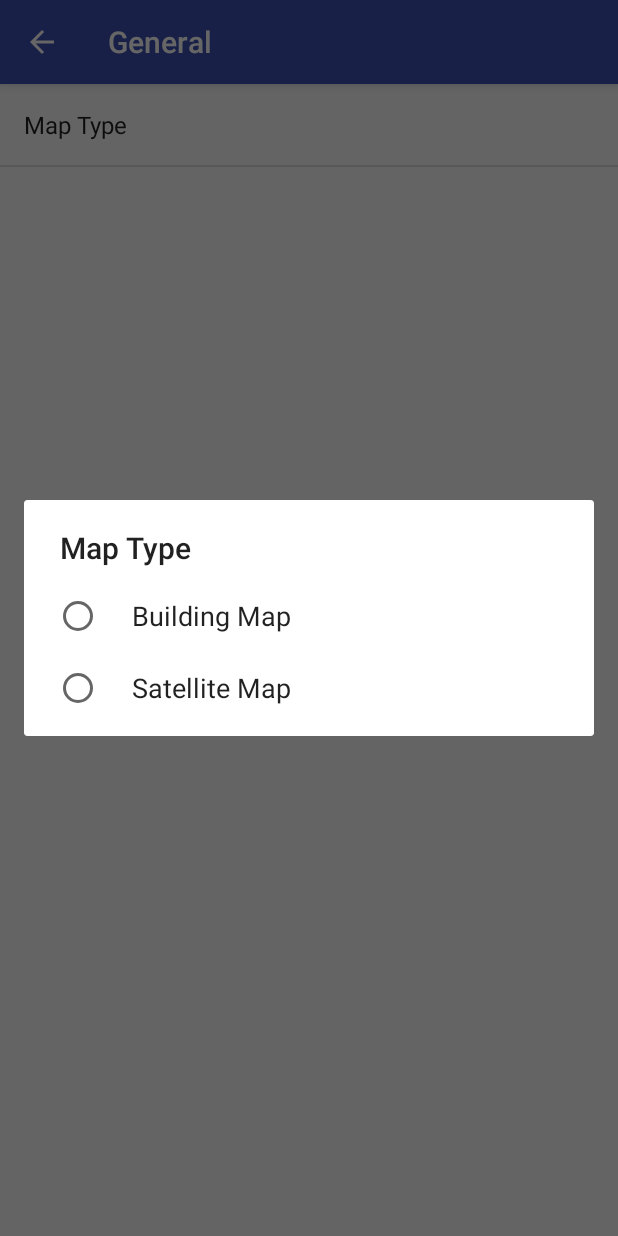
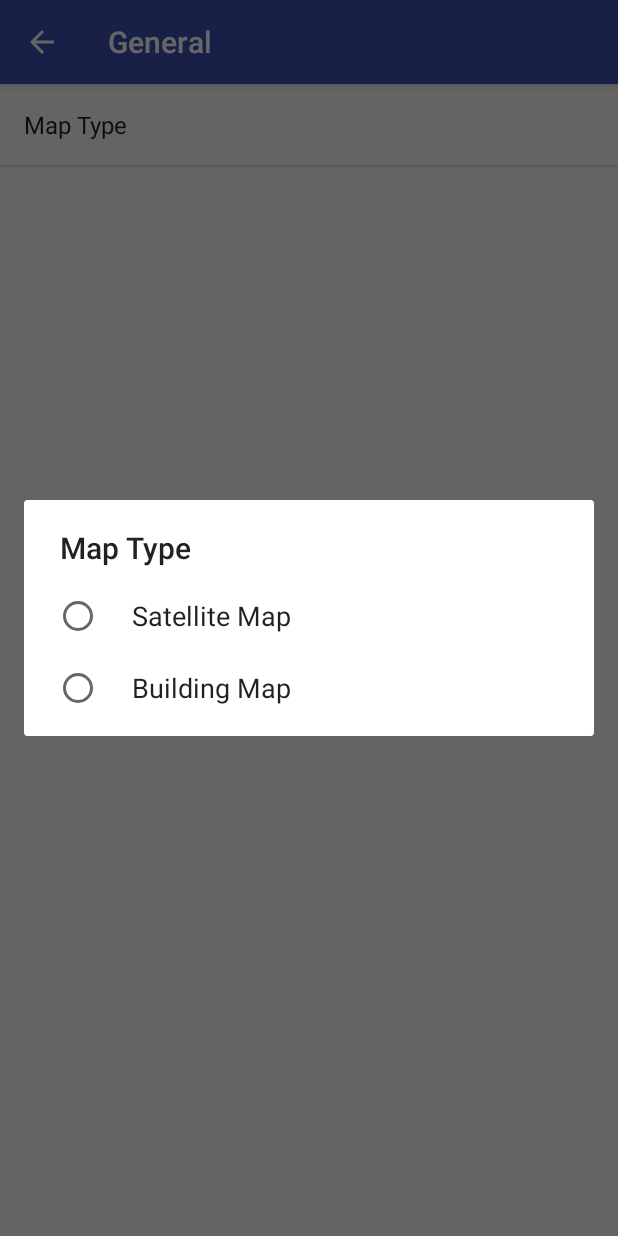
Before and after one commit to EdenPlus/ProjectNavi, an Android app: the SettingsActivity screen opened directly, with no data from a screen before it, after a tap on "Map Type", on a phone screen of 412 x 824 dp. Run offline under Robolectric (Android 15) with nearby library versions, the phone set to English and light mode, and no system bars; 1 other tap on this screen came first.

Commit message:
Working map preference upload

```diff
--- a/app/src/main/java/justenlosoya/projectnavi/SettingsActivity.java
+++ b/app/src/main/java/justenlosoya/projectnavi/SettingsActivity.java
@@ -169,7 +169,7 @@ public class SettingsActivity extends AppCompatPreferenceActivity {
     protected boolean isValidFragment(String fragmentName) {
         return PreferenceFragment.class.getName().equals(fragmentName)
                 || GeneralPreferenceFragment.class.getName().equals(fragmentName)
-                || DataSyncPreferenceFragment.class.getName().equals(fragmentName)
+                /*|| DataSyncPreferenceFragment.class.getName().equals(fragmentName)*/
                 || NotificationPreferenceFragment.class.getName().equals(fragmentName);
     }
 
@@ -236,7 +236,7 @@ public class SettingsActivity extends AppCompatPreferenceActivity {
     /**
      * This fragment shows data and sync preferences only. It is used when the
      * activity is showing a two-pane settings UI.
-     */
+     *
     @TargetApi(Build.VERSION_CODES.HONEYCOMB)
     public static class DataSyncPreferenceFragment extends PreferenceFragment {
         @Override
@@ -261,5 +261,5 @@ public class SettingsActivity extends AppCompatPreferenceActivity {
             }
             return super.onOptionsItemSelected(item);
         }
-    }
+    }*/
 }
--- a/app/src/main/java/justenlosoya/projectnavi/TabMap.java
+++ b/app/src/main/java/justenlosoya/projectnavi/TabMap.java
@@ -14,6 +14,8 @@ import android.view.View.OnClickListener;
 import android.widget.Button;
 import android.widget.TextView;
 
+import static android.preference.PreferenceManager.getDefaultSharedPreferences;
+
 /**
  * Created by justenlosoya on 10/20/17.
  */
@@ -28,7 +30,7 @@ public class TabMap extends Fragment {
         // Start Layout Preference Changes
         try {
             TouchImageView mapView = (TouchImageView) inf.findViewById(R.id.mapImg);
-            SharedPreferences prefs = this.getActivity().getSharedPreferences("mypref", Context.MODE_PRIVATE);
+            SharedPreferences prefs = getDefaultSharedPreferences(this.getActivity().getApplicationContext());
             String image = prefs.getString("mapImage", "b_map");
             if (image.equals("b_map")) {
                 mapView.setImageResource(R.drawable.b_map);
--- a/app/src/main/res/values/strings.xml
+++ b/app/src/main/res/values/strings.xml
@@ -15,13 +15,13 @@
     <string name="mapSettingLabel">Map Type</string>
 
     <string-array name="mapLabels">
+        <item>Satellite Map</item>
         <item>Building Map</item>
-        <item>Satellite Map</item>
     </string-array>
 
     <string-array name="mapDraws">
+        <item>s_map</item>
         <item>b_map</item>
-        <item>s_map</item>
     </string-array>
 
     <!-- Example settings for Data & Sync -->
--- a/app/src/main/res/xml/pref_data_sync.xml
+++ /dev/null
@@ -1,21 +0,0 @@
-<PreferenceScreen xmlns:android="http://schemas.android.com/apk/res/android">
-
-    <!-- NOTE: Hide buttons to simplify the UI. Users can touch outside the dialog to
-         dismiss it. -->
-    <!-- NOTE: ListPreference's summary should be set to its value by the activity code. -->
-    <ListPreference
-        android:defaultValue="180"
-        android:entries="@array/pref_sync_frequency_titles"
-        android:entryValues="@array/pref_sync_frequency_values"
-        android:key="sync_frequency"
-        android:negativeButtonText="@null"
-        android:positiveButtonText="@null"
-        android:title="@string/pref_title_sync_frequency" />
-
-    <!-- This preference simply launches an intent when selected. Use this UI sparingly, per
-         design guidelines. -->
-    <Preference android:title="@string/pref_title_system_sync_settings">
-        <intent android:action="android.settings.SYNC_SETTINGS" />
-    </Preference>
-
-</PreferenceScreen>
--- a/app/src/main/res/xml/pref_headers.xml
+++ b/app/src/main/res/xml/pref_headers.xml
@@ -12,9 +12,4 @@
         android:icon="@drawable/ic_notifications_black_24dp"
         android:title="@string/pref_header_notifications" />
 
-    <header
-        android:fragment="justenlosoya.projectnavi.SettingsActivity$DataSyncPreferenceFragment"
-        android:icon="@drawable/ic_sync_black_24dp"
-        android:title="@string/pref_header_data_sync" />
-
 </preference-headers>
```
Also changed, not shown: 10 other files.
